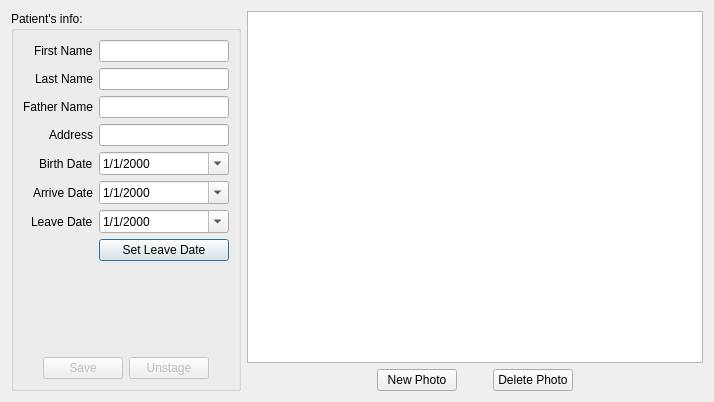
Above: view_patient.ui from RuslanArkh/PatientsApp before the change. Below: the same form after it.
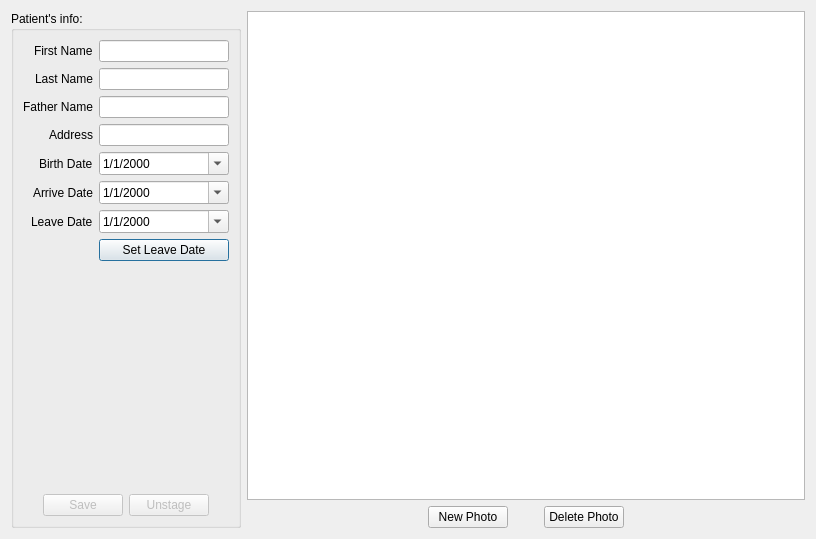
That is the form after the change.

Patch:
```diff
--- a/view_patient.ui
+++ b/view_patient.ui
@@ -6,8 +6,8 @@
    <rect>
     <x>0</x>
     <y>0</y>
-    <width>714</width>
-    <height>402</height>
+    <width>816</width>
+    <height>539</height>
    </rect>
   </property>
   <property name="windowTitle">
```
Left out of the diff: 4 changed lines with no effect on the pictures.
